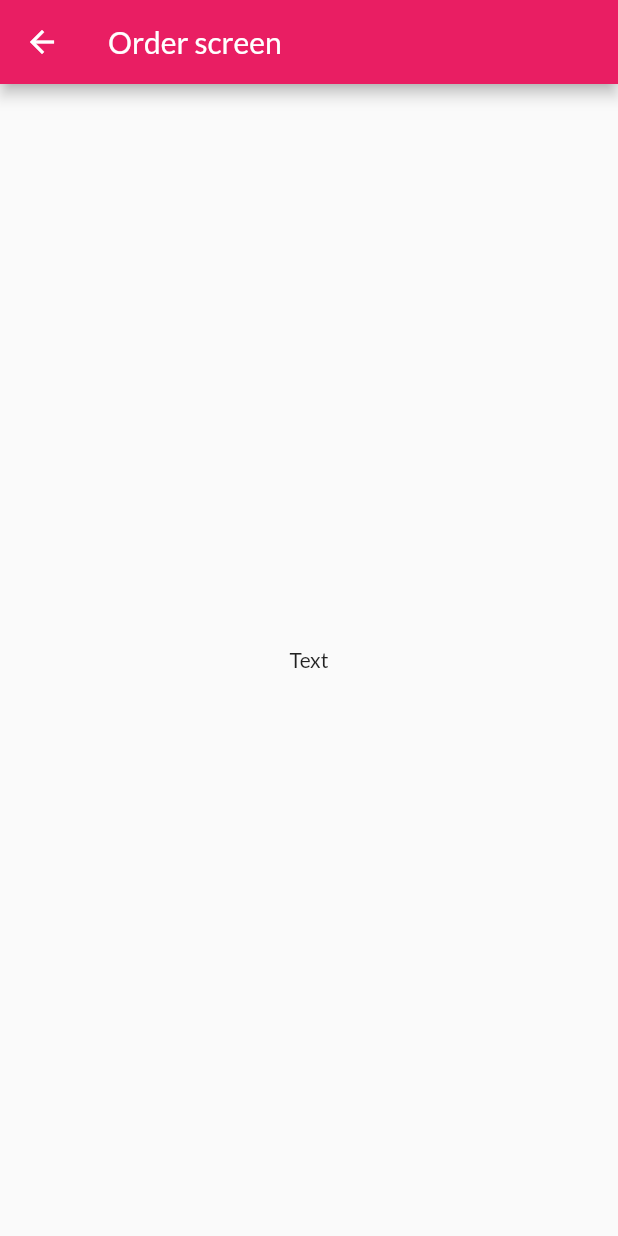
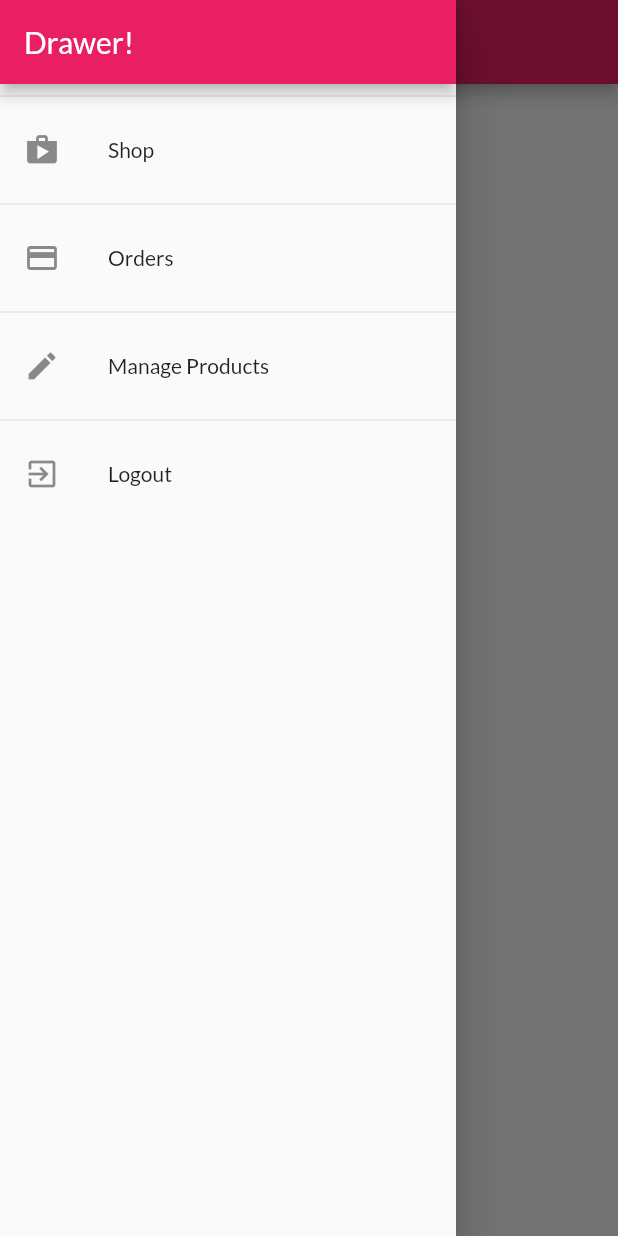
Before and after one commit to M-elhasan9/Flutter_shop_application, a Flutter app: the OrdersScreen screen opened by its route, with the side drawer open (before the commit the screen has no drawer), on a phone screen of 412 x 824 dp. Run offline on Flutter 3.47's test engine with Material 2 defaults, Android fonts, the phone set to English and light mode, and no system bars; our stand-ins replace shared_preferences; accounts and stored records are empty.

Commit message:
Drawer done

```diff
--- a/lib/controller/app_drawer.dart
+++ b/lib/controller/app_drawer.dart
@@ -0,0 +1,53 @@
+import 'package:flutter/material.dart';
+import 'package:provider/provider.dart';
+
+import '../view/orders_screen.dart';
+import '../view/user_products_screen.dart';
+import '../models/authentication.dart';
+
+class AppDrawer extends StatelessWidget {
+  @override
+  Widget build(BuildContext context) {
+    return Drawer(
+      child: Column(
+        children: [
+          AppBar(
+            title: Text('Drawer!'),
+            automaticallyImplyLeading: false,
+          ),
+          Divider(),
+          ListTile(
+            leading: Icon(Icons.shop),
+            title: Text('Shop'),
+            onTap: () => Navigator.of(context).pushReplacementNamed('/'),
+          ),
+          Divider(),
+          ListTile(
+            leading: Icon(Icons.payment),
+            title: Text('Orders'),
+            onTap: () => Navigator.of(context)
+                .pushReplacementNamed(OrdersScreen.routeName),
+          ),
+          Divider(),
+          ListTile(
+            leading: Icon(Icons.edit),
+            title: Text('Manage Products'),
+            onTap: () => Navigator.of(context)
+                .pushReplacementNamed(UserProductsScreen.routeName),
+          ),
+          Divider(),
+          ListTile(
+            leading: Icon(Icons.exit_to_app),
+            title: Text('Logout'),
+            onTap: () {
+              Navigator.of(context).pop();
+              //TODO:Problem with replacement*
+              //return Navigator.of(context).pushReplacementNamed('/');
+              Provider.of<Authentication>(context, listen: false).logout();
+            },
+          ),
+        ],
+      ),
+    );
+  }
+}
--- a/lib/main.dart
+++ b/lib/main.dart
@@ -40,10 +40,7 @@ class MyApp extends StatelessWidget {
                   builder: (ctx, AsyncSnapshot authSnapshot) =>
                       authSnapshot.connectionState == ConnectionState.waiting
                           ? SplashScreen()
-                          :
-                          //TODO: Problem in authentication
-                          //AuthenticationScreen(),
-                          ProductOverviewScreen(),
+                          : AuthenticationScreen(),
                 ),
           routes: {
             ProductDetailScreen.routeName: (_) => ProductDetailScreen(),
--- a/lib/models/authentication.dart
+++ b/lib/models/authentication.dart
@@ -42,12 +42,12 @@ class Authentication with ChangeNotifier {
           }));
       final responseData = json.decode(res.body);
       if (responseData['error'] != null) {
-        HttpException(responseData['error']['message']);
+        throw HttpException(responseData['error']['message']);
       }
       _token = responseData['idToken'];
       _userId = responseData['localId'];
       _expiryDate = DateTime.now()
-          .add(Duration(seconds: int.parse(responseData['expiresId'])));
+          .add(Duration(seconds: int.parse(responseData['expiresIn'])));
       _autoLogout();
       notifyListeners();
       final prefs = await SharedPreferences.getInstance();
--- a/lib/view/authentication_screen.dart
+++ b/lib/view/authentication_screen.dart
@@ -295,7 +295,7 @@ class _AuthenticationCardState extends State<AuthenticationCard>
                 FlatButton(
                   onPressed: _switchAuthMod,
                   child: Text(
-                      '${_authMode == AuthMode.Login ? 'SIGNUP' : 'LOGIN'} INSTEAD'),
+                      '${_authMode == AuthMode.Login ? 'LOGIN' : 'SIGNUP'} INSTEAD'),
                   padding:
                       EdgeInsets.symmetric(horizontal: 30.0, vertical: 4.0),
                   textColor: Colors.red,
--- a/lib/view/orders_screen.dart
+++ b/lib/view/orders_screen.dart
@@ -1,4 +1,5 @@
 import 'package:flutter/material.dart';
+import '../controller/app_drawer.dart';
 
 class OrdersScreen extends StatelessWidget {
   static const routeName = '/order-screen';
@@ -12,6 +13,7 @@ class OrdersScreen extends StatelessWidget {
       body: Center(
         child: Text('Text'),
       ),
+      drawer: AppDrawer(),
     );
   }
 }
--- a/lib/view/product_overview_screen.dart
+++ b/lib/view/product_overview_screen.dart
@@ -1,4 +1,5 @@
 import 'package:flutter/material.dart';
+import '../controller/app_drawer.dart';
 
 class ProductOverviewScreen extends StatefulWidget {
   @override
@@ -15,6 +16,7 @@ class _ProductOverviewScreenState extends State<ProductOverviewScreen> {
       body: Center(
         child: Text('Text'),
       ),
+      drawer: AppDrawer(),
     );
   }
 }
--- a/lib/view/user_products_screen.dart
+++ b/lib/view/user_products_screen.dart
@@ -1,4 +1,5 @@
 import 'package:flutter/material.dart';
+import '../controller/app_drawer.dart';
 
 class UserProductsScreen extends StatelessWidget {
   static const routeName = '/user-products-screen';
@@ -12,6 +13,7 @@ class UserProductsScreen extends StatelessWidget {
       body: Center(
         child: Text('User product screen'),
       ),
+      drawer: AppDrawer(),
     );
   }
 }
```
